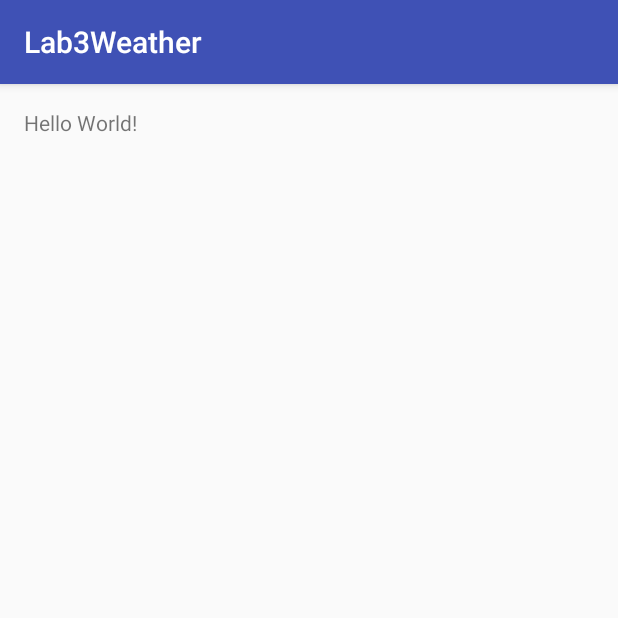
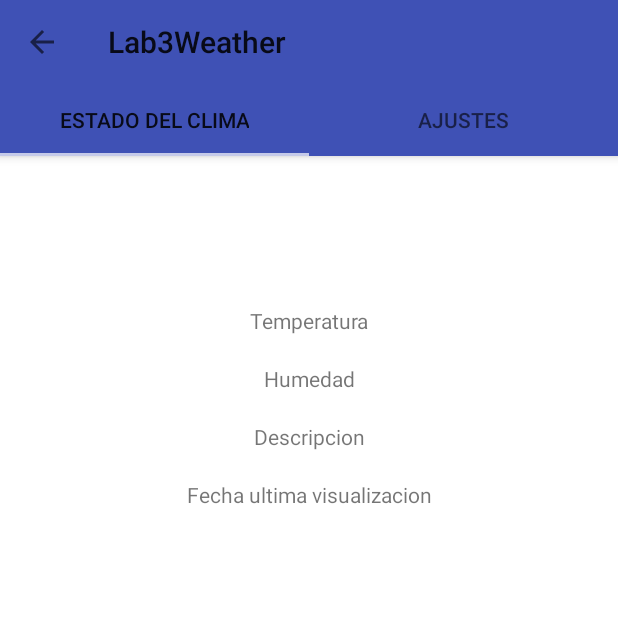
Before and after one commit to brayan9304/lab3-Weather, an Android app: the screen it shows after launch (MainActivity), on a phone screen of 412 x 824 dp, the top half of it. Run offline under Robolectric (Android 15) with nearby library versions, the phone set to English and light mode, and no system bars.

Commit message:
Broadcast, fragments, webService y pojos credos

```diff
--- a/app/src/main/java/co/edu/udea/compumovil/gr6/lab3weather/MainActivity.java
+++ b/app/src/main/java/co/edu/udea/compumovil/gr6/lab3weather/MainActivity.java
@@ -1,20 +1,50 @@
 package co.edu.udea.compumovil.gr6.lab3weather;
+
 
 import android.content.Intent;
 import android.os.Bundle;
+
+import android.support.design.widget.TabLayout;
+import android.support.v4.view.ViewPager;
 import android.support.v7.app.AppCompatActivity;
+import android.support.v7.widget.Toolbar;
+import android.view.View;
+import android.widget.Button;
+import android.widget.Toast;
 
-import co.edu.udea.compumovil.gr6.lab3weather.service.Weather;
+import co.edu.udea.compumovil.gr6.lab3weather.adapter.SectionPageAdapter;
+import co.edu.udea.compumovil.gr6.lab3weather.webService.Volley;
+
 
 public class MainActivity extends AppCompatActivity {
+    Toolbar toolbar;
+    TabLayout tabLayout;
+    ViewPager viewPager;
+    Button button;
+
 
     @Override
     protected void onCreate(Bundle savedInstanceState) {
         super.onCreate(savedInstanceState);
         setContentView(R.layout.activity_main);
+        button = (Button) findViewById(R.id.submit);
+        toolbar = (Toolbar) findViewById(R.id.toolbar);
+        setSupportActionBar(toolbar);
+        getSupportActionBar().setDisplayHomeAsUpEnabled(true);
+        tabLayout = (TabLayout) findViewById(R.id.tabs);
+        viewPager = (ViewPager) findViewById(R.id.pager);
+        viewPager.setAdapter(new SectionPageAdapter(getSupportFragmentManager()));
+        tabLayout.setupWithViewPager(viewPager);
 
-        Intent t = new Intent(this, Weather.class);
+        /*
+        Intent t = new Intent(this, WeatherService.class);
         t.putExtra("ciudad", "medellin");
         this.startService(t);
+        */
     }
+    public void aceptar(View v){
+        Volley volley = new Volley ("medellin",getBaseContext());
+        volley.sendRequest();
+    }
+
 }
--- /dev/null
+++ b/app/src/main/java/co/edu/udea/compumovil/gr6/lab3weather/adapter/SectionPageAdapter.java
@@ -0,0 +1,52 @@
+package co.edu.udea.compumovil.gr6.lab3weather.adapter;
+
+import android.support.v4.app.Fragment;
+import android.support.v4.app.FragmentManager;
+import android.support.v4.app.FragmentPagerAdapter;
+
+import co.edu.udea.compumovil.gr6.lab3weather.menu_fragments.SettingsFragment;
+import co.edu.udea.compumovil.gr6.lab3weather.menu_fragments.WeatherFragment;
+
+/**
+ * Created by brayan on 23/09/16.
+ */
+
+public class SectionPageAdapter extends FragmentPagerAdapter {
+
+    public SectionPageAdapter(FragmentManager fm) {
+        super(fm);
+    }
+
+    @Override
+    public Fragment getItem(int position) {
+        switch (position) {
+            case 0:
+                return new WeatherFragment();
+            case 1:
+                return new SettingsFragment();
+            default:
+                return new  SettingsFragment();
+
+        }
+
+    }
+
+    @Override
+    public int getCount() {
+        return 2;
+    }
+
+    @Override
+    public CharSequence getPageTitle(int position) {
+        switch (position) {
+            case 0:
+                return "Estado del clima";
+            case 1:
+                return "ajustes";
+            default:
+                return "thirdTab";
+        }
+
+
+    }
+}
--- /dev/null
+++ b/app/src/main/java/co/edu/udea/compumovil/gr6/lab3weather/menu_fragments/SettingsFragment.java
@@ -0,0 +1,30 @@
+package co.edu.udea.compumovil.gr6.lab3weather.menu_fragments;
+
+
+import android.os.Bundle;
+import android.support.v4.app.Fragment;
+import android.view.LayoutInflater;
+import android.view.View;
+import android.view.ViewGroup;
+
+
+import co.edu.udea.compumovil.gr6.lab3weather.R;
+
+/**
+ * A simple {@link Fragment} subclass.
+ */
+public class SettingsFragment extends Fragment {
+
+    public SettingsFragment() {
+        // Required empty public constructor
+    }
+
+
+    @Override
+    public View onCreateView(LayoutInflater inflater, ViewGroup container,
+                             Bundle savedInstanceState) {
+
+        return inflater.inflate(R.layout.fragment_settings, container, false);
+    }
+
+}
--- /dev/null
+++ b/app/src/main/java/co/edu/udea/compumovil/gr6/lab3weather/menu_fragments/WeatherFragment.java
@@ -0,0 +1,36 @@
+package co.edu.udea.compumovil.gr6.lab3weather.menu_fragments;
+
+
+import android.os.Bundle;
+import android.support.v4.app.Fragment;
+import android.view.LayoutInflater;
+import android.view.View;
+import android.view.ViewGroup;
+import android.widget.ArrayAdapter;
+import android.widget.Spinner;
+
+import co.edu.udea.compumovil.gr6.lab3weather.R;
+
+import static android.R.attr.fragment;
+
+/**
+ * A simple {@link Fragment} subclass.
+ */
+public class WeatherFragment extends Fragment {
+
+
+    public WeatherFragment() {
+
+        // Required empty public constructor
+    }
+
+
+    @Override
+    public View onCreateView(LayoutInflater inflater, ViewGroup container,
+                             Bundle savedInstanceState) {
+        // Inflate the layout for this fragment
+        return inflater.inflate(R.layout.fragment_weather, container, false);
+    }
+
+
+}
--- a/app/src/main/res/layout/activity_main.xml
+++ b/app/src/main/res/layout/activity_main.xml
@@ -1,16 +1,41 @@
 <?xml version="1.0" encoding="utf-8"?>
-<RelativeLayout xmlns:android="http://schemas.android.com/apk/res/android"
+<android.support.design.widget.CoordinatorLayout xmlns:android="http://schemas.android.com/apk/res/android"
     xmlns:tools="http://schemas.android.com/tools"
+    xmlns:app="http://schemas.android.com/apk/res-auto"
+    android:id="@+id/activity_main"
     android:layout_width="match_parent"
     android:layout_height="match_parent"
+    tools:context="co.edu.udea.compumovil.gr6.lab3weather.MainActivity">
+    <!--
     android:paddingBottom="@dimen/activity_vertical_margin"
     android:paddingLeft="@dimen/activity_horizontal_margin"
     android:paddingRight="@dimen/activity_horizontal_margin"
-    android:paddingTop="@dimen/activity_vertical_margin"
-    tools:context="co.edu.udea.compumovil.gr6.lab3weather.MainActivity">
+    android:paddingTop="@dimen/activity_vertical_margin" -->
 
-    <TextView
-        android:layout_width="wrap_content"
+    <android.support.design.widget.AppBarLayout
+        android:layout_width="match_parent"
         android:layout_height="wrap_content"
-        android:text="Hello World!" />
-</RelativeLayout>
+        android:theme="@style/AppTheme">
+
+        <android.support.v7.widget.Toolbar
+            android:id="@+id/toolbar"
+            android:layout_width="match_parent"
+            android:layout_height="wrap_content"/>
+
+        <android.support.design.widget.TabLayout
+            android:id="@+id/tabs"
+            android:layout_width="match_parent"
+            android:layout_height="wrap_content"
+            app:tabMode="fixed"
+            app:tabGravity="fill">
+
+        </android.support.design.widget.TabLayout>
+
+    </android.support.design.widget.AppBarLayout>
+
+    <android.support.v4.view.ViewPager
+        android:id="@+id/pager"
+        android:layout_width="match_parent"
+        android:layout_height="match_parent"
+        app:layout_behavior="@string/appbar_scrolling_view_behavior"></android.support.v4.view.ViewPager>
+</android.support.design.widget.CoordinatorLayout>
--- /dev/null
+++ b/app/src/main/res/layout/fragment_weather.xml
@@ -0,0 +1,75 @@
+<FrameLayout xmlns:android="http://schemas.android.com/apk/res/android"
+    xmlns:tools="http://schemas.android.com/tools"
+    android:layout_width="match_parent"
+    android:layout_height="match_parent"
+    android:background="@color/colorBackground"
+    tools:context="co.edu.udea.compumovil.gr6.lab3weather.menu_fragments.WeatherFragment">
+
+    <RelativeLayout
+        android:layout_width="match_parent"
+        android:layout_height="match_parent">
+
+        <ImageView
+            android:layout_marginTop="100dp"
+            android:id="@+id/icon_weather"
+            android:layout_width="match_parent"
+            android:layout_height="wrap_content"
+            android:layout_centerHorizontal="true" />
+
+        <TextView
+            android:id="@+id/temperature"
+            android:layout_width="match_parent"
+            android:layout_height="wrap_content"
+            android:layout_below="@+id/icon_weather"
+            android:text="@string/temperatura"
+            android:textAlignment="center" />
+
+        <TextView
+            android:id="@+id/temperature_view"
+            android:layout_width="match_parent"
+            android:layout_height="wrap_content"
+            android:layout_below="@+id/temperature" />
+
+        <TextView
+            android:id="@+id/humidity"
+            android:layout_width="match_parent"
+            android:layout_height="wrap_content"
+            android:layout_below="@+id/temperature_view"
+            android:text="@string/humedad"
+            android:textAlignment="center" />
+
+        <TextView
+            android:id="@+id/humidity_view"
+            android:layout_width="match_parent"
+            android:layout_height="wrap_content"
+            android:layout_below="@+id/humidity" />
+
+        <TextView
+            android:id="@+id/description"
+            android:layout_width="match_parent"
+            android:layout_height="wrap_content"
+            android:layout_below="@+id/humidity_view"
+            android:text="@string/descripcion"
+            android:textAlignment="center" />
+
+        <TextView
+            android:id="@+id/description_view"
+            android:layout_width="match_parent"
+            android:layout_height="wrap_content"
+            android:layout_below="@+id/description" />
+
+        <TextView
+            android:id="@+id/date"
+            android:layout_width="match_parent"
+            android:layout_height="wrap_content"
+            android:layout_below="@+id/description_view"
+            android:text="@string/fecha_ultima_visualizacion"
+            android:textAlignment="center" />
+
+        <TextView
+            android:id="@+id/date_view"
+            android:layout_width="match_parent"
+            android:layout_height="wrap_content"
+            android:layout_below="@+id/date" />
+    </RelativeLayout>
+</FrameLayout>
--- a/app/src/main/res/values/colors.xml
+++ b/app/src/main/res/values/colors.xml
@@ -3,4 +3,5 @@
     <color name="colorPrimary">#3F51B5</color>
     <color name="colorPrimaryDark">#303F9F</color>
     <color name="colorAccent">#FF4081</color>
+    <color name="colorBackground">#FFFFFF</color>
 </resources>
--- a/app/src/main/res/values/styles.xml
+++ b/app/src/main/res/values/styles.xml
@@ -5,7 +5,9 @@
         <!-- Customize your theme here. -->
         <item name="colorPrimary">@color/colorPrimary</item>
         <item name="colorPrimaryDark">@color/colorPrimaryDark</item>
-        <item name="colorAccent">@color/colorAccent</item>
+        <item name="colorAccent">#C5CAE9</item>
+        <item name="windowActionBar">false</item>
+        <item name="windowNoTitle">true</item>
     </style>
 
 </resources>
```
Also changed, not shown: app/build.gradle (+5 -2 lines), app/src/main/AndroidManifest.xml (+9 -3 lines), app/src/main/java/co/edu/udea/compumovil/gr6/lab3weather/broadcast/ReceiverBoot.java (added, +28 -0 lines), app/src/main/java/co/edu/udea/compumovil/gr6/lab3weather/pojo/Main.java (added, +78 -0 lines), app/src/main/java/co/edu/udea/compumovil/gr6/lab3weather/pojo/Weather.java (added, +52 -0 lines), app/src/main/java/co/edu/udea/compumovil/gr6/lab3weather/service/Weather.java (deleted, +0 -117 lines), app/src/main/java/co/edu/udea/compumovil/gr6/lab3weather/webService/Volley.java (added, +81 -0 lines), app/src/main/res/layout/fragment_settings.xml (added, +43 -0 lines), app/src/main/res/values/strings.xml (+18 -0 lines).
